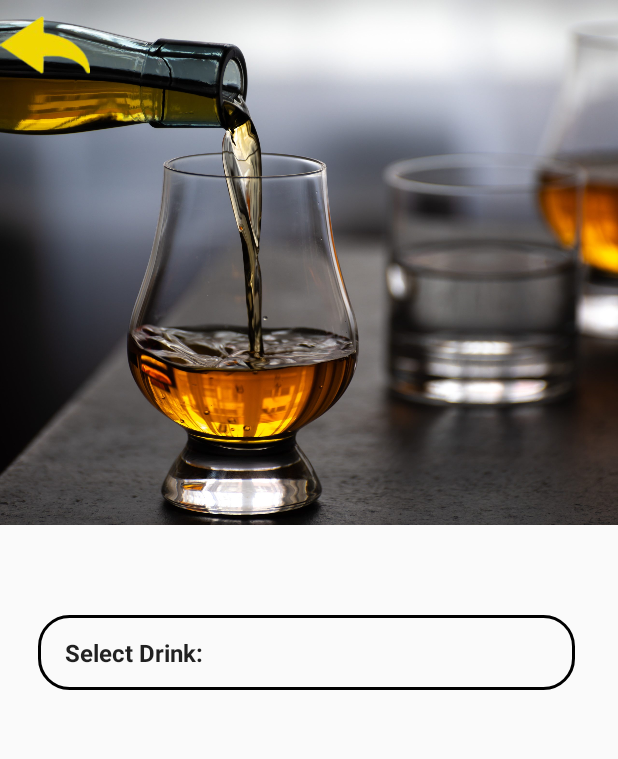
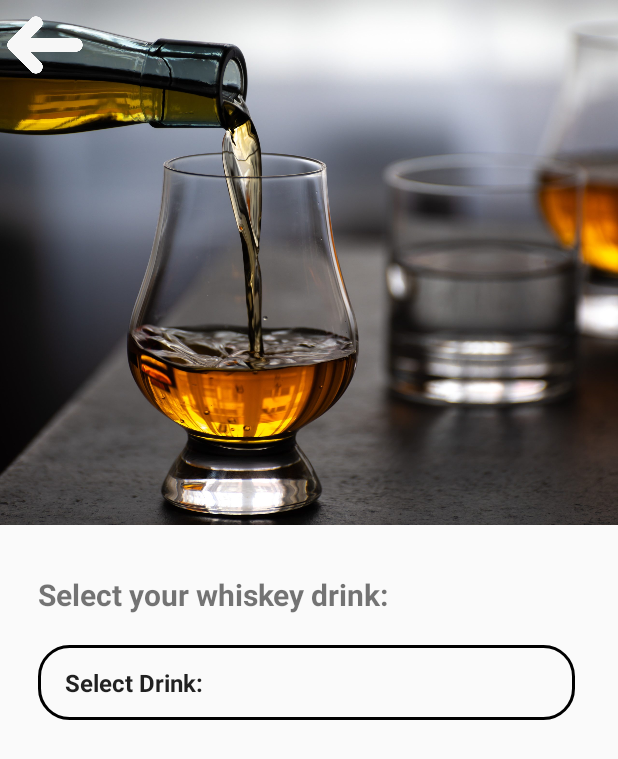
Before and after one commit to Roybraish24/Automated_bar, an Android app: the whiskey_drinks_activity screen opened directly, with no data from a screen before it, on a phone screen of 412 x 824 dp. Shown: the top 759 px of the screen. Run offline under Robolectric (Android 15) with nearby library versions, the phone set to English and light mode, and no system bars.

Commit message:
Create first whiskey cardview [Code-creation]

```diff
--- a/AutomatedBar/app/src/main/res/layout/activity_whiskey_drinks.xml
+++ b/AutomatedBar/app/src/main/res/layout/activity_whiskey_drinks.xml
@@ -1,13 +1,13 @@
 <?xml version="1.0" encoding="utf-8"?>
-<LinearLayout
-    android:orientation="vertical"
-    xmlns:android="http://schemas.android.com/apk/res/android"
+<LinearLayout xmlns:android="http://schemas.android.com/apk/res/android"
     xmlns:app="http://schemas.android.com/apk/res-auto"
     xmlns:tools="http://schemas.android.com/tools"
     android:layout_width="match_parent"
     android:layout_height="match_parent"
+    android:orientation="vertical"
     android:theme="@style/Theme.AppCompat.Light.NoActionBar"
     tools:context=".whiskey_drinks_activity">
+
     <RelativeLayout
         android:layout_width="match_parent"
         android:layout_height="350dp">
@@ -18,22 +18,32 @@
             android:layout_height="350dp"
             android:scaleType="fitXY"
             app:srcCompat="@drawable/whiskey" />
+
         <ImageView
             android:id="@+id/imageback"
             android:layout_width="60dp"
             android:layout_height="60dp"
+            android:clickable="true"
+            android:onClick="back_to_dashboard"
             android:scaleType="fitXY"
-            app:srcCompat="@drawable/arrow_back"
-            android:clickable="true"
-            android:onClick="back_to_dashboard"/>
+            app:srcCompat="@drawable/arrow_white" />
 
     </RelativeLayout>
+
     <Space
         android:layout_width="match_parent"
-    android:layout_height="50dp"
+        android:layout_height="20dp"
         />
+    <TextView
+        android:layout_width="match_parent"
+        android:layout_height="40dp"
+        android:text="Select your whiskey drink: "
+        android:layout_marginLeft="25dp"
+        android:textStyle="bold"
+        android:gravity="bottom"
+        android:textSize="20dp"
+        ></TextView>
 
-<!--    <Spinner-->
     <!--        android:id="@+id/spinner"-->
     <!--        android:layout_width="match_parent"-->
     <!--        android:layout_height="50dp"-->
@@ -59,28 +69,28 @@
         android:layout_width="match_parent"
         android:layout_height="wrap_content"
         android:layout_marginRight="3dp"
+        android:layout_marginTop="10dp"
         android:layout_weight=".28"
         android:orientation="horizontal">
 
         <Spinner
             android:id="@+id/spinner"
+            style="@style/dropdown_style"
             android:layout_width="match_parent"
             android:layout_height="50dp"
+            android:layout_gravity="center_horizontal"
+            android:layout_marginLeft="25dp"
+            android:layout_marginTop="10dp"
+            android:layout_marginRight="25dp"
             android:background="@drawable/spinner_background"
-                android:entries="@array/whiskey_drinks"
-                android:layout_marginTop="10dp"
-                android:layout_marginLeft="25dp"
-                android:layout_marginRight="25dp"
-                android:layout_gravity="center_horizontal"
-                style="@style/dropdown_style"
-        />
+            android:entries="@array/whiskey_drinks" />
 
         <ImageView
             android:layout_width="wrap_content"
             android:layout_height="wrap_content"
             android:layout_alignParentRight="true"
             android:layout_gravity="center"
-            android:layout_marginRight="21dp"
+            android:layout_marginRight="22dp"
             android:src="@mipmap/drop" />
 
     </RelativeLayout>
```
Also changed, not shown: AutomatedBar/app/src/main/res/layout/activity_dashboard.xml (+61 -34 lines). Lines whose indentation alone changed are shown as unchanged.
